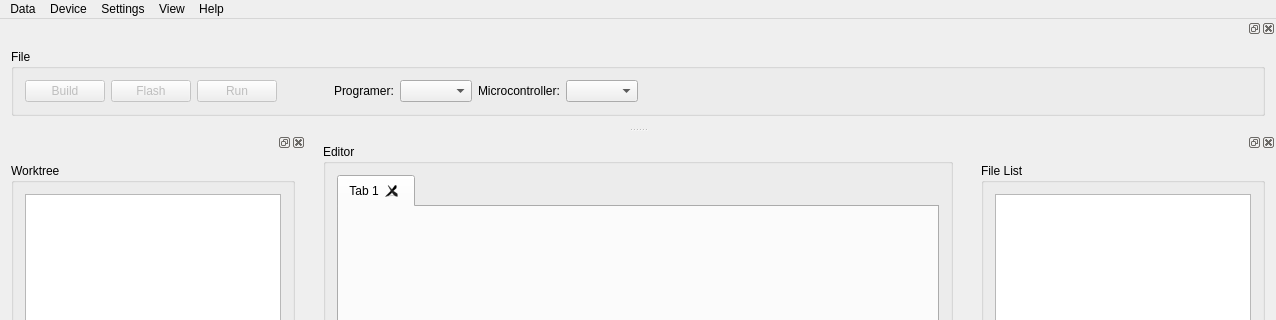
Qt form mainwindow.ui (Barcley1990/QtAVR) before a commit; both pictures show x 0 to 1276 and y 0 to 320 of the 1276 by 918 pixel window.
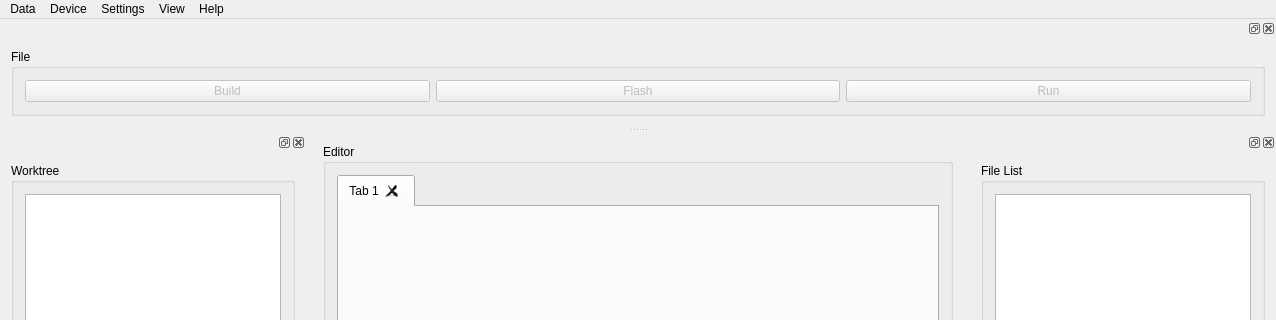
The same form after that commit. Icons and pictures are not drawn.

Commit message: Added ProjectSettings class, removed processor and programmer settings from MainWindow. Added GCC optimize parameter to project settings.

```diff
--- a/mainwindow.ui
+++ b/mainwindow.ui
@@ -222,13 +222,6 @@
        <layout class="QGridLayout" name="gridLayout_4">
         <item row="0" column="0">
          <layout class="QGridLayout" name="gridLayout">
-          <item row="0" column="7">
-           <widget class="QLabel" name="label">
-            <property name="text">
-             <string>Microcontroller:</string>
-            </property>
-           </widget>
-          </item>
           <item row="0" column="2">
            <widget class="QPushButton" name="bRun">
             <property name="enabled">
@@ -239,9 +232,6 @@
             </property>
            </widget>
           </item>
-          <item row="0" column="8">
-           <widget class="QComboBox" name="cbController"/>
-          </item>
           <item row="0" column="0">
            <widget class="QPushButton" name="bBuild">
             <property name="enabled">
@@ -262,44 +252,8 @@
             </property>
            </widget>
           </item>
-          <item row="0" column="5">
-           <widget class="QComboBox" name="cbFlashtool"/>
-          </item>
-          <item row="0" column="4">
-           <widget class="QLabel" name="label_2">
-            <property name="text">
-             <string>Programer:</string>
-            </property>
-           </widget>
-          </item>
-          <item row="0" column="3">
-           <spacer name="horizontalSpacer_2">
-            <property name="orientation">
-             <enum>Qt::Horizontal</enum>
-            </property>
-            <property name="sizeHint" stdset="0">
-             <size>
-              <width>40</width>
-              <height>20</height>
-             </size>
-            </property>
-           </spacer>
-          </item>
          </layout>
         </item>
-        <item row="0" column="1">
-         <spacer name="horizontalSpacer">
-          <property name="orientation">
-           <enum>Qt::Horizontal</enum>
-          </property>
-          <property name="sizeHint" stdset="0">
-           <size>
-            <width>40</width>
-            <height>20</height>
-           </size>
-          </property>
-         </spacer>
-        </item>
        </layout>
       </widget>
      </item>
```
Left out of the diff: 10 changed lines with no effect on the pictures. The commit also changes 8 other files.
